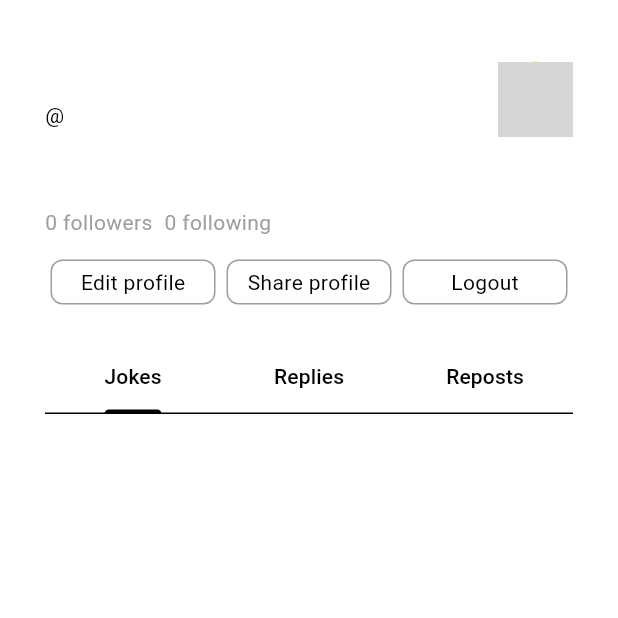
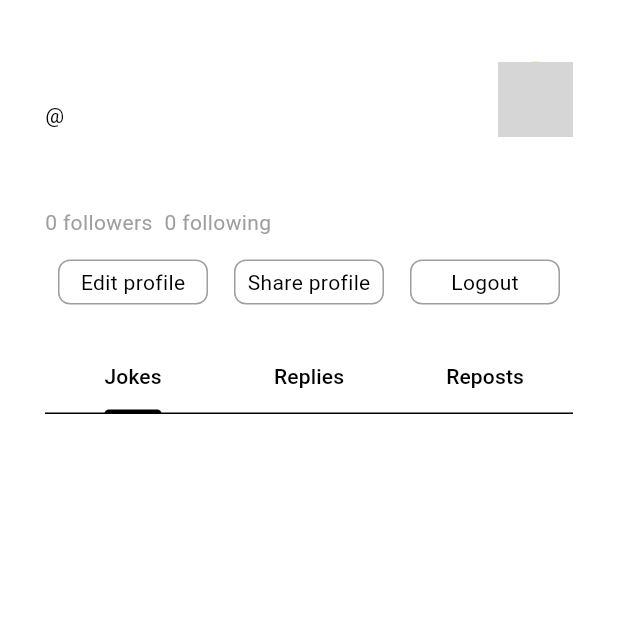
Before and after one commit to flameberry/SocialMediaApp, a Flutter app: the ProfilePage screen opened directly, on a phone screen of 412 x 824 dp, the top half of it. Run offline on Flutter 3.47's test engine with Material 3 defaults, Android fonts, the phone set to English and light mode, and no system bars; drawn by our look-alikes of sliding_up_panel; our stand-ins replace cloud_firestore, firebase_auth, firebase_core, firebase_storage, gradient_borders, image_picker; missing offline and left inert: mobile_scanner; accounts and stored records are empty; network calls fail; grey boxes are pictures that could not be loaded.

```diff
--- a/lib/pages/home.dart
+++ b/lib/pages/home.dart
@@ -4,6 +4,7 @@ import 'package:sliding_up_panel/sliding_up_panel.dart';
 import 'package:social_media_app/pages/feed.dart';
 import 'package:social_media_app/pages/post.dart';
 import 'package:social_media_app/pages/profile.dart';
+import 'package:social_media_app/pages/scanner.dart';
 import 'package:social_media_app/pages/search.dart';
 
 class Home extends StatefulWidget {
@@ -24,6 +25,7 @@ class _HomeState extends State<Home> {
     pages = [
       const FeedScreen(),
       const SearchScreen(),
+      const QRScannerScreen(),
       PostScreen(panelController: panelController),
       // const FavoriteScreen(),
       ProfilePage(
@@ -54,7 +56,7 @@ class _HomeState extends State<Home> {
         currentIndex: selectedIndex,
         onTap: (value) {
           setState(() {
-            if (value == 2) {
+            if (value == 3) {
               panelController.isPanelOpen
                   ? panelController.close()
                   : panelController.open();
@@ -66,6 +68,7 @@ class _HomeState extends State<Home> {
         items: const [
           BottomNavigationBarItem(icon: Icon(Icons.home), label: 'Feed'),
           BottomNavigationBarItem(icon: Icon(Icons.search), label: 'Search'),
+          BottomNavigationBarItem(icon: Icon(Icons.qr_code), label: 'QR Code'),
           BottomNavigationBarItem(icon: Icon(Icons.add), label: 'Joke'),
           BottomNavigationBarItem(icon: Icon(Icons.person), label: 'Profile'),
         ],
--- a/lib/pages/profile.dart
+++ b/lib/pages/profile.dart
@@ -265,7 +265,7 @@ class _ProfilePageState extends State<ProfilePage> {
             },
             child: Container(
               alignment: Alignment.center,
-              width: 110,
+              width: 100,
               height: 30,
               decoration: BoxDecoration(
                   border: Border.all(color: Colors.grey),
@@ -277,7 +277,7 @@ class _ProfilePageState extends State<ProfilePage> {
             onTap: () {},
             child: Container(
               alignment: Alignment.center,
-              width: 110,
+              width: 100,
               height: 30,
               decoration: BoxDecoration(
                   border: Border.all(color: Colors.grey),
@@ -291,7 +291,7 @@ class _ProfilePageState extends State<ProfilePage> {
             },
             child: Container(
               alignment: Alignment.center,
-              width: 110,
+              width: 100,
               height: 30,
               decoration: BoxDecoration(
                   border: Border.all(color: Colors.grey),
@@ -309,7 +309,7 @@ class _ProfilePageState extends State<ProfilePage> {
             onTap: () {},
             child: Container(
               alignment: Alignment.center,
-              width: 170,
+              width: 150,
               height: 30,
               decoration: BoxDecoration(
                   border: Border.all(color: Colors.grey),
@@ -321,7 +321,7 @@ class _ProfilePageState extends State<ProfilePage> {
             onTap: () {},
             child: Container(
               alignment: Alignment.center,
-              width: 170,
+              width: 150,
               height: 30,
               decoration: BoxDecoration(
                   border: Border.all(color: Colors.grey),
--- a/pubspec.yaml
+++ b/pubspec.yaml
@@ -43,6 +43,7 @@ dependencies:
   firebase_storage: ^11.6.6
   image_picker: ^1.0.7
   http: ^1.2.1
+  mobile_scanner: ^4.0.1
 
 dev_dependencies:
   flutter_test:
```
Also changed, not shown: lib/pages/feed.dart (+5 -9 lines), lib/pages/login.dart (+8 -5 lines), lib/pages/post.dart (+6 -13 lines), lib/pages/scanner.dart (added, +18 -0 lines), lib/pages/signup.dart (+18 -13 lines), pubspec.lock, 6 other files.
